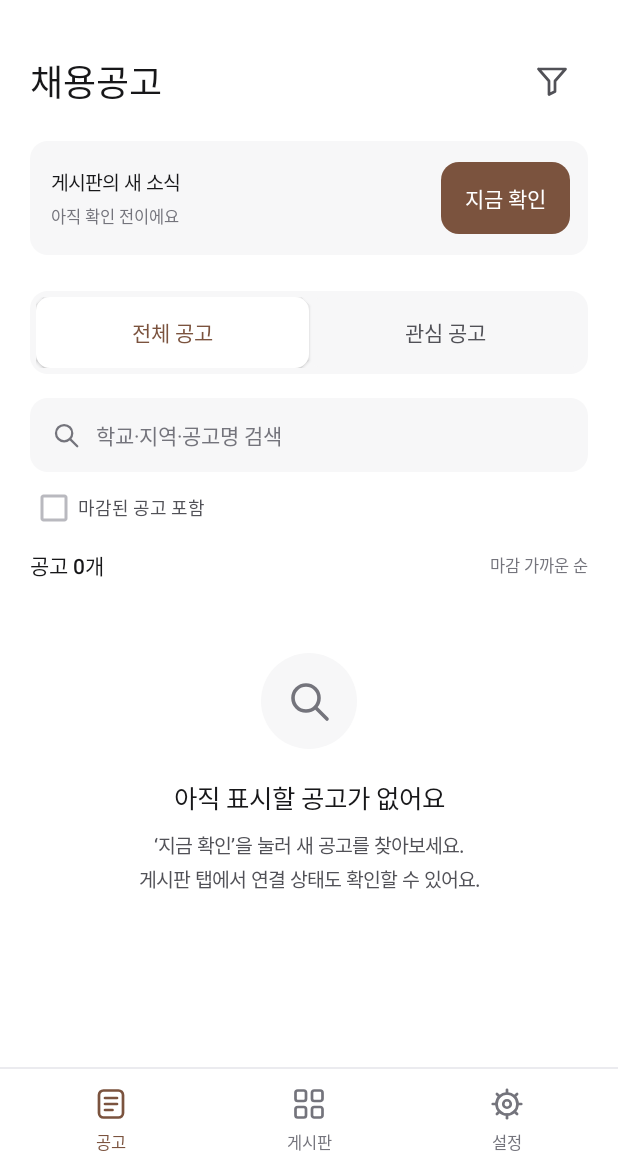
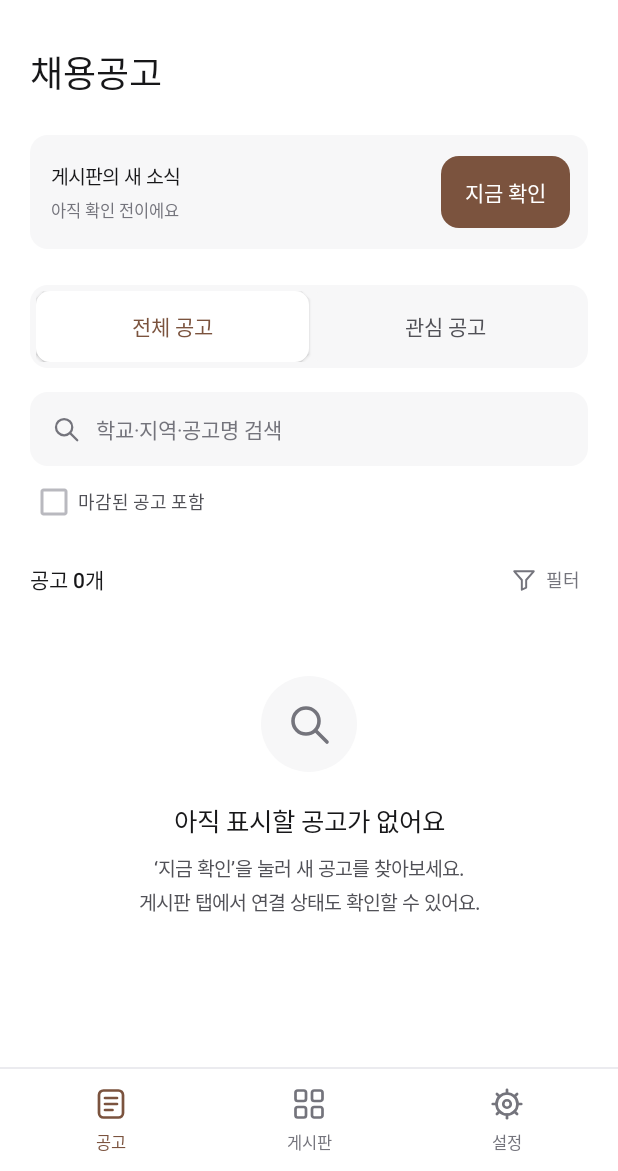
Before and after one commit to butteroverflovv/job-opening-notify, an Android app: the screen it shows after launch (MainActivity), on a phone screen of 412 x 824 dp, the part 65-1236 px from its top. Run offline under Robolectric (Android 15) with nearby library versions, the phone set to English and light mode, and no system bars; 2 statements that could not run were skipped.

Commit message:
Move gray filter control beside notice count in 0.1.7

```diff
--- a/app/build.gradle.kts
+++ b/app/build.gradle.kts
@@ -7,8 +7,8 @@ android {
         minSdk = 26
         testInstrumentationRunner = "kr.personal.historyjobs.UiSmokeRunner"
         targetSdk = 35
-        versionCode = 7
-        versionName = "0.1.6"
+        versionCode = 8
+        versionName = "0.1.7"
     }
     compileOptions { isCoreLibraryDesugaringEnabled = true; sourceCompatibility = JavaVersion.VERSION_17; targetCompatibility = JavaVersion.VERSION_17 }
     packaging { resources { excludes += setOf("META-INF/DEPENDENCIES", "META-INF/LICENSE", "META-INF/LICENSE.txt", "META-INF/NOTICE", "META-INF/NOTICE.txt") } }
--- a/app/src/main/java/kr/personal/historyjobs/MainActivity.java
+++ b/app/src/main/java/kr/personal/historyjobs/MainActivity.java
@@ -75,7 +75,7 @@ public class MainActivity extends Activity {
         bottomNavigation.addView(nav);root.addView(bottomNavigation);if(Build.VERSION.SDK_INT>=30)root.requestApplyInsets();
     }
     private void noticesScreen(){
-        LinearLayout heading=row();TextView pageTitle=bold("채용공고",24,INK);pageTitle.setTag("page_heading");heading.addView(pageTitle,new LinearLayout.LayoutParams(0,-2,1));ImageButton funnel=Ui.iconButton(this,"filter","지역 필터",regionFilter.size()==3?Ui.SECONDARY:ACCENT,this::regionDialog);funnel.setTag("region_filter");funnel.setSelected(regionFilter.size()!=3);if(regionFilter.size()!=3)funnel.setBackground(Ui.touch(this,Ui.TINT,0,12));heading.addView(funnel);screen.addView(heading);space(screen,16);
+        heading("채용공고","");
         LinearLayout sync=row();sync.setPadding(dp(14),dp(14),dp(12),dp(14));sync.setBackground(shape(Ui.FILL,0));
         LinearLayout status=col();TextView statusTitle=bold(SyncEngine.busy()?"새 공고를 확인하고 있어요":"게시판의 새 소식",13,INK);status.addView(statusTitle);space(status,5);
         progress=text(running.trim().isEmpty()?lastRun():running,11,MUTED);progress.setAccessibilityLiveRegion(View.ACCESSIBILITY_LIVE_REGION_POLITE);status.addView(progress);LinearLayout.LayoutParams statusLp=new LinearLayout.LayoutParams(0,-2,1);statusLp.rightMargin=dp(12);sync.addView(status,statusLp);
@@ -110,7 +110,9 @@ public class MainActivity extends Activity {
             found.add(n);
         }
         found.sort(Comparator.comparingLong((Notice n)->n.deadline>now?n.deadline:Long.MAX_VALUE).thenComparing(Comparator.comparingLong((Notice n)->n.firstSeen).reversed()));
-        LinearLayout counts=row();counts.addView(bold("공고 "+found.size()+"개",14,INK),new LinearLayout.LayoutParams(0,-2,1));counts.addView(text((regionFilter.size()==3?"":(regionFilter.isEmpty()?"지역 미선택":String.join("/",regionFilter))+" · ")+"마감 가까운 순",11,MUTED));noticeList.addView(counts);space(noticeList,16);
+        LinearLayout counts=row();counts.addView(bold("공고 "+found.size()+"개",14,INK),new LinearLayout.LayoutParams(0,-2,1));
+        LinearLayout filterAction=row();filterAction.setTag("region_filter");filterAction.setSelected(regionFilter.size()!=3);filterAction.setGravity(Gravity.CENTER);filterAction.setMinimumHeight(dp(48));filterAction.setMinimumWidth(dp(64));filterAction.setPadding(dp(8),0,0,0);filterAction.setBackground(Ui.touch(this,Color.TRANSPARENT,0,8));filterAction.setContentDescription("지역 필터 · "+(regionFilter.size()==3?"전체 지역":regionFilter.isEmpty()?"선택한 지역 없음":String.join(", ",regionFilter)));filterAction.setFocusable(true);
+        ImageView filterIcon=Ui.icon(this,"filter",MUTED);filterIcon.setImportantForAccessibility(View.IMPORTANT_FOR_ACCESSIBILITY_NO);filterAction.addView(filterIcon,new LinearLayout.LayoutParams(dp(17),dp(17)));TextView filterLabel=text("필터",12,MUTED);filterLabel.setImportantForAccessibility(View.IMPORTANT_FOR_ACCESSIBILITY_NO);filterLabel.setPadding(dp(6),0,0,0);filterAction.addView(filterLabel);filterAction.setOnClickListener(v->regionDialog());counts.addView(filterAction);noticeList.addView(counts);space(noticeList,8);
         if(found.isEmpty()){
             LinearLayout empty=col();empty.setGravity(Gravity.CENTER);empty.setPadding(dp(16),dp(32),dp(16),dp(32));
             ImageView illustration=Ui.icon(this,filter==2?"bookmark":"search",MUTED);illustration.setPadding(dp(16),dp(16),dp(16),dp(16));illustration.setBackground(Ui.shape(this,Ui.FILL,0,32));empty.addView(illustration,new LinearLayout.LayoutParams(dp(64),dp(64)));space(empty,20);
@@ -199,7 +201,7 @@ public class MainActivity extends Activity {
         actionRow(a,"알림 허용·설정","","",this::requestAlerts);Ui.divider(this,a);actionRow(a,"테스트 알림 보내기","","",()->{if(Build.VERSION.SDK_INT>=33&&checkSelfPermission(Manifest.permission.POST_NOTIFICATIONS)!=PackageManager.PERMISSION_GRANTED){requestAlerts();return;}SyncEngine.testNotification(this);toast("휴대폰 알림창을 확인해 주세요");});Ui.divider(this,a);actionRow(a,"배터리 설정","","",()->{try{startActivity(new Intent(Settings.ACTION_IGNORE_BATTERY_OPTIMIZATION_SETTINGS));}catch(Exception e){openAppSettings();}});
         LinearLayout data=card(screen);sectionTitle(data,"데이터 관리","download");actionRow(data,"백업 파일 저장","","download",()->documentIntent(true));Ui.divider(this,data);actionRow(data,"백업 가져오기","","upload",()->documentIntent(false));Ui.divider(this,data);actionRow(data,"진단 내용 복사","","info",()->{android.content.ClipboardManager cm=(android.content.ClipboardManager)getSystemService(CLIPBOARD_SERVICE);cm.setPrimaryClip(ClipData.newPlainText("교원 채용공고 알리미 진단",diagnostics()));toast("진단 내용을 복사했어요");});
         if(!prefs.getString("storageError","").trim().isEmpty()){space(data,10);data.addView(text(prefs.getString("storageError",""),12,AMBER));}
-        space(screen,10);screen.addView(text("공고와 읽어 온 본문은 이 휴대폰에 저장돼요.\n각 게시판에서 설정한 키워드로 제목을 확인해요.\n게시일이 작년 1월 1일~올해 12월 31일인 글만 표시하며, 게시일을 확인할 수 없는 글은 제외해요.\n첨부파일과 지원 자격은 원문에서 확인해 주세요.",12,MUTED));space(screen,18);screen.addView(text("교원 채용공고 알리미 · 0.1.6",11,MUTED));
+        space(screen,10);screen.addView(text("공고와 읽어 온 본문은 이 휴대폰에 저장돼요.\n각 게시판에서 설정한 키워드로 제목을 확인해요.\n게시일이 작년 1월 1일~올해 12월 31일인 글만 표시하며, 게시일을 확인할 수 없는 글은 제외해요.\n첨부파일과 지원 자격은 원문에서 확인해 주세요.",12,MUTED));space(screen,18);screen.addView(text("교원 채용공고 알리미 · 0.1.7",11,MUTED));
     }
     private void documentIntent(boolean export){Intent i=new Intent(export?Intent.ACTION_CREATE_DOCUMENT:Intent.ACTION_OPEN_DOCUMENT);i.addCategory(Intent.CATEGORY_OPENABLE);i.setType("application/json");if(export)i.putExtra(Intent.EXTRA_TITLE,"history-jobs-backup.json");try{startActivityForResult(i,export?201:202);}catch(Exception e){toast("파일 선택 앱을 열지 못했어요");}}
     @Override protected void onActivityResult(int request,int result,Intent data){super.onActivityResult(request,result,data);if(result!=RESULT_OK||data==null||data.getData()==null)return;Uri uri=data.getData();
@@ -213,5 +215,5 @@ public class MainActivity extends Activity {
     private void open(String raw){String safe=Html.resolve(raw,raw);if(safe.trim().isEmpty()){toast("열 수 없는 주소예요");return;}try{startActivity(new Intent(Intent.ACTION_VIEW,Uri.parse(safe)));}catch(Exception e){toast("주소를 열 앱이 없어요");}}
     private String date(long t){return Instant.ofEpochMilli(t).atZone(Classifier.KST).format(DateTimeFormatter.ofPattern("MM.dd HH:mm",Locale.KOREA));}
     private void toast(String msg){Toast.makeText(this,msg,Toast.LENGTH_LONG).show();}
-    private String diagnostics(){StringBuilder b=new StringBuilder("교원 채용공고 알리미 0.1.6\nAndroid "+Build.VERSION.RELEASE+" / "+Build.MANUFACTURER+" "+Build.MODEL+"\n");b.append("자동 확인: ").append(prefs.getBoolean("automatic",true)).append("\n");for(Source s:store.sources())b.append("\n").append(s.name).append(" / ").append(s.enabled?"켜짐":"꺼짐").append("\n").append(s.url).append("\n").append(s.message).append("\n마지막 성공 ").append(s.lastSuccess==0?"없음":date(s.lastSuccess)).append('\n');return b.toString();}
+    private String diagnostics(){StringBuilder b=new StringBuilder("교원 채용공고 알리미 0.1.7\nAndroid "+Build.VERSION.RELEASE+" / "+Build.MANUFACTURER+" "+Build.MODEL+"\n");b.append("자동 확인: ").append(prefs.getBoolean("automatic",true)).append("\n");for(Source s:store.sources())b.append("\n").append(s.name).append(" / ").append(s.enabled?"켜짐":"꺼짐").append("\n").append(s.url).append("\n").append(s.message).append("\n마지막 성공 ").append(s.lastSuccess==0?"없음":date(s.lastSuccess)).append('\n');return b.toString();}
 }
```
Also changed, not shown: 3 other files.
